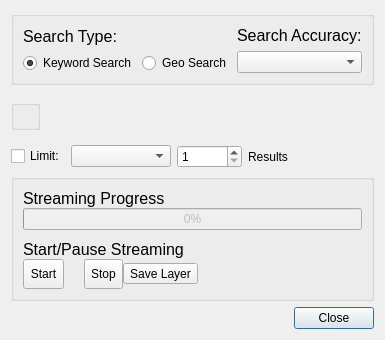
This is gui/threading_master_dialog_base.ui in ale-cristofori/Qweetgis as Qt 5 draws it before an edit. The edited form follows.
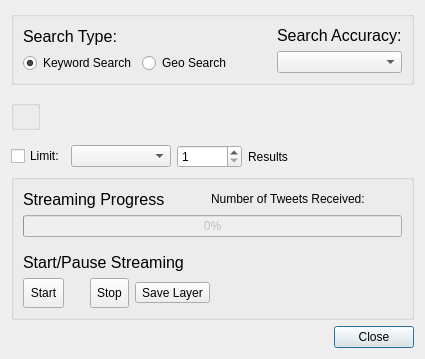
This is the edited form. Custom widgets are drawn as their Qt base class.

Commit message: label counter

```diff
--- a/gui/threading_master_dialog_base.ui
+++ b/gui/threading_master_dialog_base.ui
@@ -6,8 +6,8 @@
    <rect>
     <x>0</x>
     <y>0</y>
-    <width>449</width>
-    <height>421</height>
+    <width>432</width>
+    <height>419</height>
    </rect>
   </property>
   <property name="sizePolicy">
@@ -48,8 +48,43 @@
      </property>
      <layout class="QGridLayout" name="gridLayout_3">
       <property name="sizeConstraint">
+       <enum>QLayout::SetDefaultConstraint</enum>
+      </property>
+      <item row="0" column="2">
+       <layout class="QVBoxLayout" name="verticalLayout_3">
+        <property name="sizeConstraint">
        <enum>QLayout::SetFixedSize</enum>
       </property>
+        <item>
+         <widget class="QLabel" name="label_4">
+          <property name="font">
+           <font>
+            <pointsize>12</pointsize>
+           </font>
+          </property>
+          <property name="text">
+           <string>Search Accuracy:</string>
+          </property>
+         </widget>
+        </item>
+        <item>
+         <widget class="QComboBox" name="SearchTypeDd">
+          <property name="minimumSize">
+           <size>
+            <width>0</width>
+            <height>0</height>
+           </size>
+          </property>
+          <property name="maximumSize">
+           <size>
+            <width>16777215</width>
+            <height>16777215</height>
+           </size>
+          </property>
+         </widget>
+        </item>
+       </layout>
+      </item>
       <item row="0" column="0">
        <layout class="QVBoxLayout" name="verticalLayout_4">
         <property name="sizeConstraint">
@@ -94,39 +129,20 @@
        </layout>
       </item>
       <item row="0" column="1">
-       <layout class="QVBoxLayout" name="verticalLayout_3">
-        <property name="sizeConstraint">
-         <enum>QLayout::SetFixedSize</enum>
+       <spacer name="horizontalSpacer_2">
+        <property name="orientation">
+         <enum>Qt::Horizontal</enum>
         </property>
-        <item>
-         <widget class="QLabel" name="label_4">
-          <property name="font">
-           <font>
-            <pointsize>12</pointsize>
-           </font>
-          </property>
-          <property name="text">
-           <string>Search Accuracy:</string>
-          </property>
-         </widget>
-        </item>
-        <item>
-         <widget class="QComboBox" name="SearchTypeDd">
-          <property name="minimumSize">
+        <property name="sizeType">
+         <enum>QSizePolicy::Expanding</enum>
+        </property>
+        <property name="sizeHint" stdset="0">
            <size>
-            <width>0</width>
-            <height>0</height>
-           </size>
-          </property>
-          <property name="maximumSize">
-           <size>
-            <width>280</width>
-            <height>16777215</height>
-           </size>
-          </property>
-         </widget>
-        </item>
-       </layout>
+          <width>40</width>
+          <height>20</height>
+         </size>
+        </property>
+       </spacer>
       </item>
      </layout>
     </widget>
@@ -308,18 +324,9 @@
      <property name="title">
       <string/>
      </property>
-     <layout class="QGridLayout" name="gridLayout_6">
-      <property name="sizeConstraint">
-       <enum>QLayout::SetMinimumSize</enum>
-      </property>
-      <property name="verticalSpacing">
-       <number>7</number>
-      </property>
+     <layout class="QGridLayout" name="gridLayout_4">
       <item row="0" column="0">
-       <layout class="QVBoxLayout" name="verticalLayout">
-        <property name="sizeConstraint">
-         <enum>QLayout::SetFixedSize</enum>
-        </property>
+       <layout class="QHBoxLayout" name="horizontalLayout_5">
         <item>
          <widget class="QLabel" name="label_9">
           <property name="font">
@@ -333,6 +340,44 @@
          </widget>
         </item>
         <item>
+         <spacer name="horizontalSpacer">
+          <property name="orientation">
+           <enum>Qt::Horizontal</enum>
+          </property>
+          <property name="sizeType">
+           <enum>QSizePolicy::Fixed</enum>
+          </property>
+          <property name="sizeHint" stdset="0">
+           <size>
+            <width>40</width>
+            <height>20</height>
+           </size>
+          </property>
+         </spacer>
+        </item>
+        <item>
+         <widget class="QLabel" name="label_5">
+          <property name="text">
+           <string>Number of Tweets Received:</string>
+          </property>
+         </widget>
+        </item>
+        <item>
+         <widget class="QLabel" name="tweetsCountLabel">
+          <property name="font">
+           <font>
+            <weight>75</weight>
+            <bold>true</bold>
+           </font>
+          </property>
+          <property name="text">
+           <string/>
+          </property>
+         </widget>
+        </item>
+       </layout>
+      </item>
+      <item row="1" column="0">
          <widget class="QProgressBar" name="streamingPb">
           <property name="enabled">
            <bool>false</bool>
@@ -348,7 +393,7 @@
           </property>
          </widget>
         </item>
-        <item>
+      <item row="2" column="0">
          <layout class="QVBoxLayout" name="verticalLayout_2">
           <property name="sizeConstraint">
            <enum>QLayout::SetFixedSize</enum>
@@ -477,8 +522,6 @@
                </size>
               </property>
              </spacer>
-            </item>
-           </layout>
           </item>
          </layout>
         </item>
```
Lines whose indentation alone changed are shown as unchanged. The commit also changes 4 other files.
